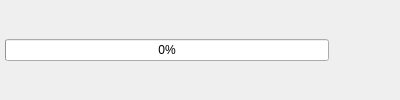
Qt form 2.x/UI/dooble_downloads_item.ui (textbrowser/dooble) before a commit.
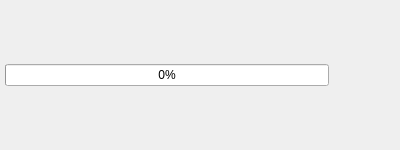
The same form after that commit.

Diff of the .ui file:
```diff
--- a/2.x/UI/dooble_downloads_item.ui
+++ b/2.x/UI/dooble_downloads_item.ui
@@ -7,7 +7,7 @@
     <x>0</x>
     <y>0</y>
     <width>400</width>
-    <height>100</height>
+    <height>150</height>
    </rect>
   </property>
   <property name="windowTitle">
```
